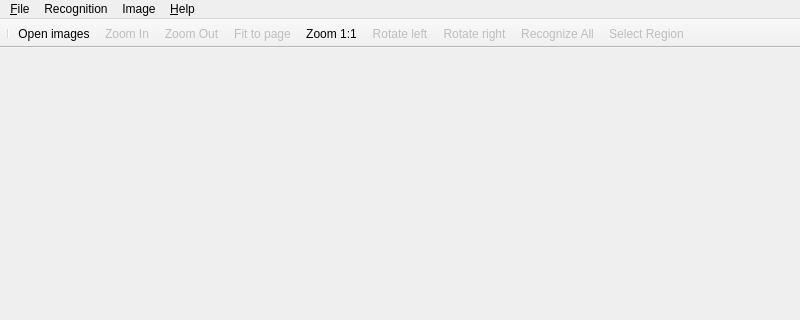
First picture: the form in gui/mainwindow.ui, repository uliss/quneiform, before the edit; both pictures show x 0 to 800 and y 0 to 320 of the 800 by 600 pixel window.
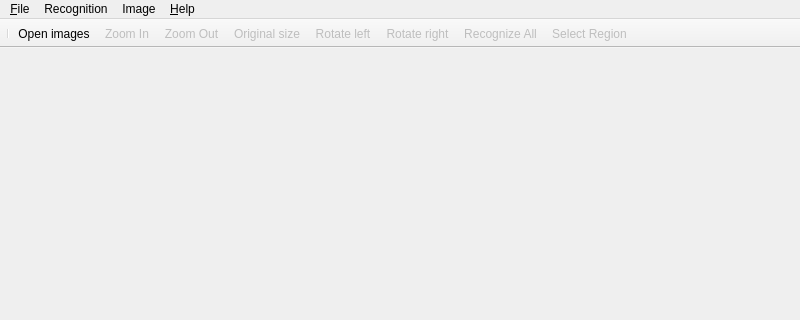
Second picture: the form after the edit. Icons and pictures are not drawn.

Commit message: Action and shortcut improvements

```diff
--- a/gui/mainwindow.ui
+++ b/gui/mainwindow.ui
@@ -95,7 +95,6 @@
    <addaction name="actionOpen"/>
    <addaction name="actionZoom_In"/>
    <addaction name="actionZoom_Out"/>
-   <addaction name="actionFitPage"/>
    <addaction name="actionOriginalSize"/>
    <addaction name="actionRotateLeft"/>
    <addaction name="actionRotateRight"/>
@@ -251,12 +250,15 @@
    </property>
   </action>
   <action name="actionOriginalSize">
+   <property name="enabled">
+    <bool>false</bool>
+   </property>
    <property name="icon">
     <iconset resource="resources/cuneiform.qrc">
      <normaloff>:/img/oxygen/32x32/zoom_original.png</normaloff>:/img/oxygen/32x32/zoom_original.png</iconset>
    </property>
    <property name="text">
-    <string>Zoom 1:1</string>
+    <string>Original size</string>
    </property>
    <property name="shortcut">
     <string>Ctrl+0</string>
```
Left out of the diff: 4 changed lines with no effect on the pictures. The commit also changes 1 other file.
